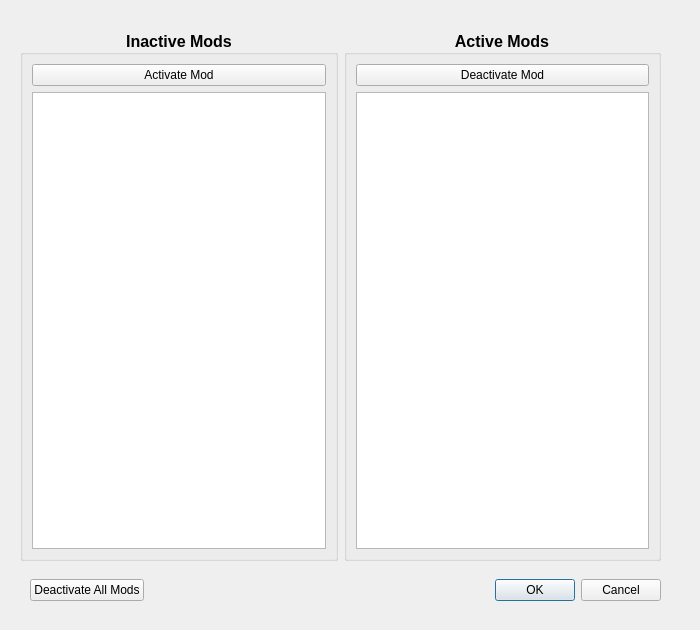
This is modules/ModManager.ui in rainmakerv3/BB_Launcher as Qt 5 draws it before an edit. The edited form follows.
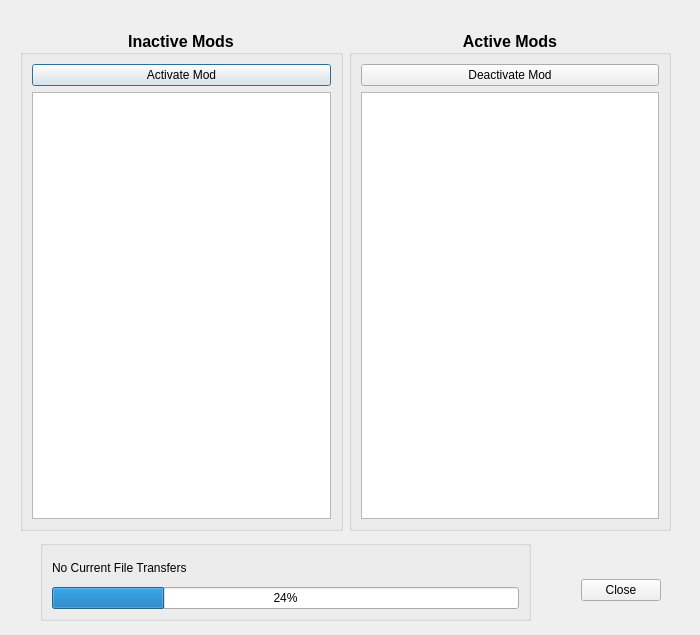
This is the edited form.

Commit message: Mod Manager initial version

Patch:
```diff
--- a/modules/ModManager.ui
+++ b/modules/ModManager.ui
@@ -7,7 +7,7 @@
     <x>0</x>
     <y>0</y>
     <width>700</width>
-    <height>630</height>
+    <height>635</height>
    </rect>
   </property>
   <property name="windowTitle">
@@ -18,8 +18,8 @@
     <rect>
      <x>20</x>
      <y>30</y>
-     <width>641</width>
-     <height>531</height>
+     <width>651</width>
+     <height>501</height>
     </rect>
    </property>
    <layout class="QHBoxLayout" name="horizontalLayout">
@@ -52,7 +52,23 @@
         </widget>
        </item>
        <item>
-        <widget class="QListWidget" name="listWidget"/>
+        <widget class="QListWidget" name="InactiveModList">
+         <property name="font">
+          <font>
+           <pointsize>12</pointsize>
+           <bold>false</bold>
+          </font>
+         </property>
+         <property name="editTriggers">
+          <set>QAbstractItemView::EditTrigger::EditKeyPressed</set>
+         </property>
+         <property name="alternatingRowColors">
+          <bool>false</bool>
+         </property>
+         <property name="isWrapping" stdset="0">
+          <bool>true</bool>
+         </property>
+        </widget>
        </item>
       </layout>
      </widget>
@@ -86,42 +102,95 @@
         </widget>
        </item>
        <item>
-        <widget class="QListWidget" name="listWidget_2"/>
+        <widget class="QListWidget" name="ActiveModList">
+         <property name="font">
+          <font>
+           <pointsize>12</pointsize>
+           <bold>false</bold>
+          </font>
+         </property>
+         <property name="editTriggers">
+          <set>QAbstractItemView::EditTrigger::EditKeyPressed</set>
+         </property>
+         <property name="alternatingRowColors">
+          <bool>false</bool>
+         </property>
+         <property name="movement">
+          <enum>QListView::Movement::Static</enum>
+         </property>
+         <property name="flow">
+          <enum>QListView::Flow::TopToBottom</enum>
+         </property>
+         <property name="isWrapping" stdset="0">
+          <bool>true</bool>
+         </property>
+         <property name="viewMode">
+          <enum>QListView::ViewMode::ListMode</enum>
+         </property>
+         <property name="wordWrap">
+          <bool>false</bool>
+         </property>
+         <property name="selectionRectVisible">
+          <bool>false</bool>
+         </property>
+        </widget>
        </item>
       </layout>
      </widget>
     </item>
    </layout>
   </widget>
-  <widget class="QWidget" name="horizontalLayoutWidget_2">
+  <widget class="QGroupBox" name="groupBox_3">
    <property name="geometry">
     <rect>
-     <x>30</x>
-     <y>570</y>
-     <width>631</width>
-     <height>41</height>
+     <x>40</x>
+     <y>540</y>
+     <width>491</width>
+     <height>81</height>
     </rect>
    </property>
-   <layout class="QHBoxLayout" name="horizontalLayout_3">
+   <property name="title">
+    <string/>
+   </property>
+   <layout class="QVBoxLayout" name="verticalLayout_2">
     <item>
-     <widget class="QPushButton" name="pushButton_3">
+     <widget class="QLabel" name="FileTransferLabel">
       <property name="text">
-       <string>Deactivate All Mods</string>
+       <string>No Current File Transfers</string>
       </property>
      </widget>
     </item>
     <item>
-     <widget class="QDialogButtonBox" name="buttonBox">
-      <property name="orientation">
-       <enum>Qt::Orientation::Horizontal</enum>
-      </property>
-      <property name="standardButtons">
-       <set>QDialogButtonBox::StandardButton::Cancel|QDialogButtonBox::StandardButton::Ok</set>
+     <widget class="QProgressBar" name="progressBar">
+      <property name="value">
+       <number>24</number>
       </property>
      </widget>
     </item>
    </layout>
   </widget>
+  <widget class="QDialogButtonBox" name="buttonBox">
+   <property name="geometry">
+    <rect>
+     <x>580</x>
+     <y>560</y>
+     <width>81</width>
+     <height>61</height>
+    </rect>
+   </property>
+   <property name="sizePolicy">
+    <sizepolicy hsizetype="Preferred" vsizetype="Preferred">
+     <horstretch>0</horstretch>
+     <verstretch>0</verstretch>
+    </sizepolicy>
+   </property>
+   <property name="orientation">
+    <enum>Qt::Orientation::Horizontal</enum>
+   </property>
+   <property name="standardButtons">
+    <set>QDialogButtonBox::StandardButton::Close</set>
+   </property>
+  </widget>
  </widget>
  <resources/>
  <connections>
```
Left out of the diff: 6 changed lines with no effect on the pictures. The commit also changes 9 other files.
